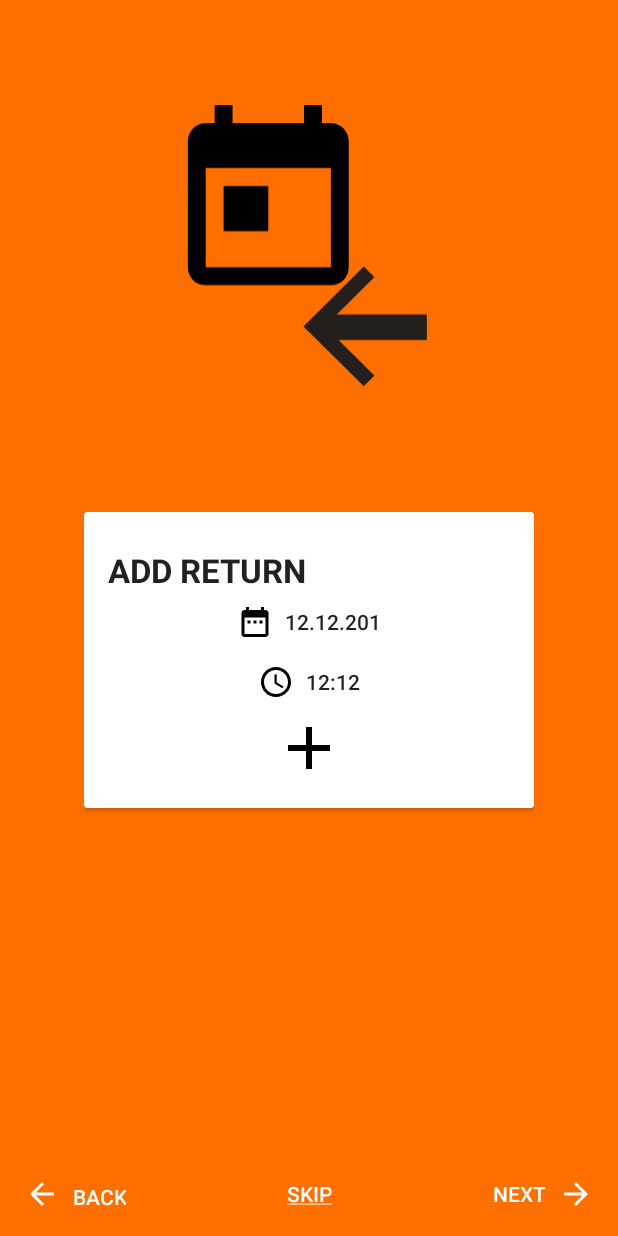
After one commit to carvaq/Capstone-Project, an Android app: the layout fragment_return_page.xml on its own in the app's theme, with its tools: preview values and no code run, on a phone screen of 412 x 824 dp. The commit adds this screen. Run offline under Robolectric (Android 15) with nearby library versions, the phone set to English and light mode, and no system bars.

Commit message:
Added departure and return

```diff
--- a/app/src/main/java/com/cvv/fanstaticapps/travelperfect/view/fragments/NamePageFragment.java
+++ b/app/src/main/java/com/cvv/fanstaticapps/travelperfect/view/fragments/NamePageFragment.java
@@ -113,8 +113,8 @@ public class NamePageFragment extends BaseFragment
         }.execute(place.getId());
     }
 
-    @OnClick(R.id.left_button)
-    void onBackClicked() {
+    @OnClick(R.id.right_button)
+    void onForwardClicked() {
         if (TextUtils.isEmpty(mNameOfPlace)) {
             mNameOfPlace = mEditText.getText().toString();
         }
--- a/app/src/main/res/layout/editor_dates_section.xml
+++ b/app/src/main/res/layout/editor_dates_section.xml
@@ -17,11 +17,6 @@
 		<TextView
 			style="@style/AppTheme.Label"
 			android:text="@string/label_departure"/>
-
-		<TextView
-			android:id="@+id/error_departure"
-			android:text="@string/error_required_field"
-			style="@style/AppTheme.Error"/>
 
 		<TextView
 			android:id="@+id/departure_date"
--- /dev/null
+++ b/app/src/main/res/layout/fragment_return_page.xml
@@ -0,0 +1,64 @@
+<?xml version="1.0" encoding="utf-8"?>
+<LinearLayout xmlns:android="http://schemas.android.com/apk/res/android"
+              xmlns:app="http://schemas.android.com/apk/res-auto"
+              xmlns:tools="http://schemas.android.com/tools"
+              android:layout_width="match_parent"
+              android:layout_height="match_parent"
+              android:background="@color/wizardBackground2"
+              android:gravity="center_horizontal"
+
+              android:orientation="vertical">
+
+	<ImageView
+		style="@style/AppTheme.Wizard.Image"
+		app:srcCompat="@drawable/ic_return_wizard"/>
+
+	<FrameLayout
+		style="@style/AppTheme.Wizard.Card">
+
+		<android.support.v7.widget.CardView
+			android:id="@+id/place_container"
+			android:layout_width="match_parent"
+			android:layout_height="wrap_content">
+
+			<LinearLayout
+				style="@style/AppTheme.Wizard.CardContent">
+
+				<TextView
+					style="@style/AppTheme.Label"
+					android:layout_width="match_parent"
+					android:layout_marginTop="@dimen/widget_padding"
+					android:text="@string/btn_add_return"
+					android:textAppearance="@style/Base.TextAppearance.AppCompat.Large"/>
+
+
+				<TextView
+					android:id="@+id/error_return"
+					style="@style/AppTheme.Error"
+					android:text="@string/error_required_field"/>
+
+				<TextView
+					android:id="@+id/return_date"
+					style="@style/AppTheme.TextWithImage"
+					android:drawableStart="@drawable/ic_calendar"
+					tools:text="12.12.201"/>
+
+				<TextView
+					android:id="@+id/return_time"
+					style="@style/AppTheme.TextWithImage"
+					android:drawableStart="@drawable/ic_clock"
+					tools:text="12:12"/>
+
+				<ImageView
+					android:id="@+id/return_add"
+					android:layout_width="@dimen/ideal_touch_size"
+					android:layout_height="@dimen/ideal_touch_size"
+					android:adjustViewBounds="true"
+					app:srcCompat="@drawable/ic_add_colored"/>
+			</LinearLayout>
+
+		</android.support.v7.widget.CardView>
+	</FrameLayout>
+
+	<include layout="@layout/wizard_button_bar"/>
+</LinearLayout>
--- a/app/src/main/res/values/styles.xml
+++ b/app/src/main/res/values/styles.xml
@@ -37,7 +37,7 @@
 	<style name="AppTheme.Label">
 		<item name="android:layout_marginTop">@dimen/section_separator</item>
 		<item name="android:textAllCaps">true</item>
-		<item name="android:textAppearance">@style/TextAppearance.AppCompat.Large</item>
+		<item name="android:textAppearance">@style/TextAppearance.AppCompat.Body1</item>
 		<item name="android:layout_width">wrap_content</item>
 		<item name="android:layout_height">wrap_content</item>
 		<item name="android:textStyle">bold</item>
@@ -51,4 +51,30 @@
 		<item name="android:textColor">@android:color/holo_red_dark</item>
 	</style>
 
+	<style name="AppTheme.Wizard"/>
+
+	<style name="AppTheme.Wizard.Image">
+		<item name="android:layout_width">wrap_content</item>
+		<item name="android:layout_height">0dp</item>
+		<item name="android:layout_marginBottom">@dimen/wizard_image_text_separator</item>
+		<item name="android:layout_marginTop">@dimen/wizard_image_text_separator</item>
+		<item name="android:layout_weight">1</item>
+		<item name="android:adjustViewBounds">true</item>
+	</style>
+
+	<style name="AppTheme.Wizard.Card">
+		<item name="android:layout_width">300dp</item>
+		<item name="android:layout_height">0dp</item>
+		<item name="android:layout_weight">2</item>
+	</style>
+
+	<style name="AppTheme.Wizard.CardContent">
+		<item name="android:layout_width">match_parent</item>
+		<item name="android:layout_height">wrap_content</item>
+		<item name="android:layout_gravity">center</item>
+		<item name="android:gravity">center_horizontal</item>
+		<item name="android:orientation">vertical</item>
+		<item name="android:padding">@dimen/frame_padding</item>
+	</style>
+
 </resources>
```
Also changed, not shown: app/src/main/java/com/cvv/fanstaticapps/travelperfect/view/DateDialogHelper.java (renamed from app/src/main/java/com/cvv/fanstaticapps/travelperfect/view/EditDialogHelper.java, +18 -51 lines), app/src/main/java/com/cvv/fanstaticapps/travelperfect/view/activities/CreateWizardActivity.java (+37 -4 lines), app/src/main/java/com/cvv/fanstaticapps/travelperfect/view/activities/EditorActivity.java (+25 -38 lines), app/src/main/java/com/cvv/fanstaticapps/travelperfect/view/fragments/BaseFragment.java (+8 -20 lines), app/src/main/java/com/cvv/fanstaticapps/travelperfect/view/fragments/DeparturePageFragment.java (added, +81 -0 lines), app/src/main/java/com/cvv/fanstaticapps/travelperfect/view/fragments/ReturnPageFragment.java (added, +87 -0 lines), app/src/main/res/layout/content_editor.xml (+0 -8 lines), app/src/main/res/layout/fragment_departure_page.xml (added, +64 -0 lines), app/src/main/res/layout/fragment_name_page.xml (+11 -16 lines), app/src/main/res/values/colors.xml (+3 -6 lines).
